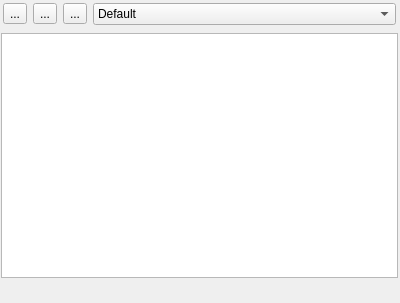
Old version of the form powerShell.ui in the repository guanxiaohan/QtWidgetsApplication2.
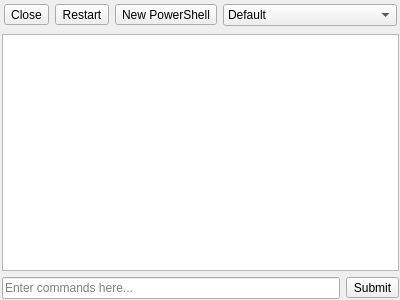
New version of the form.

```diff
--- a/powerShell.ui
+++ b/powerShell.ui
@@ -1,26 +1,25 @@
 <?xml version="1.0" encoding="UTF-8"?>
 <ui version="4.0">
  <class>powerShell</class>
- <widget class="QDockWidget" name="powerShell">
+ <widget class="QWidget" name="powerShell">
   <property name="geometry">
    <rect>
     <x>0</x>
     <y>0</y>
     <width>400</width>
-    <height>303</height>
+    <height>300</height>
    </rect>
   </property>
   <property name="windowTitle">
    <string>powerShell</string>
   </property>
-  <widget class="QWidget" name="widget">
    <widget class="QWidget" name="horizontalLayoutWidget">
     <property name="geometry">
      <rect>
-      <x>-1</x>
-      <y>-1</y>
+     <x>0</x>
+     <y>0</y>
       <width>401</width>
-      <height>281</height>
+     <height>301</height>
      </rect>
     </property>
     <layout class="QGridLayout" name="gridLayout">
@@ -36,7 +35,28 @@
      <property name="bottomMargin">
       <number>2</number>
      </property>
-     <item row="0" column="0">
+    <item row="3" column="0">
+     <widget class="QLineEdit" name="lineEdit">
+      <property name="placeholderText">
+       <string>Enter commands here...</string>
+      </property>
+     </widget>
+    </item>
+    <item row="3" column="1">
+     <widget class="QToolButton" name="toolButton_4">
+      <property name="text">
+       <string>Submit</string>
+      </property>
+     </widget>
+    </item>
+    <item row="2" column="0" colspan="2">
+     <widget class="QTextEdit" name="textEdit">
+      <property name="readOnly">
+       <bool>true</bool>
+      </property>
+     </widget>
+    </item>
+    <item row="0" column="0" colspan="2">
       <layout class="QHBoxLayout" name="horizontalLayout">
        <property name="leftMargin">
         <number>2</number>
@@ -53,21 +73,21 @@
        <item>
         <widget class="QToolButton" name="toolButton_2">
          <property name="text">
-          <string>...</string>
+         <string>Close</string>
          </property>
         </widget>
        </item>
        <item>
         <widget class="QToolButton" name="toolButton_3">
          <property name="text">
-          <string>...</string>
+         <string>Restart</string>
          </property>
         </widget>
        </item>
        <item>
         <widget class="QToolButton" name="toolButton">
          <property name="text">
-          <string>...</string>
+         <string>New PowerShell</string>
          </property>
         </widget>
        </item>
@@ -82,18 +102,9 @@
        </item>
       </layout>
      </item>
-     <item row="2" column="0">
-      <widget class="QTextEdit" name="textEdit">
-       <property name="readOnly">
-        <bool>true</bool>
-       </property>
-      </widget>
-     </item>
     </layout>
    </widget>
   </widget>
- </widget>
- <layoutdefault spacing="6" margin="11"/>
  <resources/>
  <connections/>
 </ui>
```
Left out of the diff: 2 changed lines with no effect on the pictures. Lines whose indentation alone changed are shown as unchanged.
